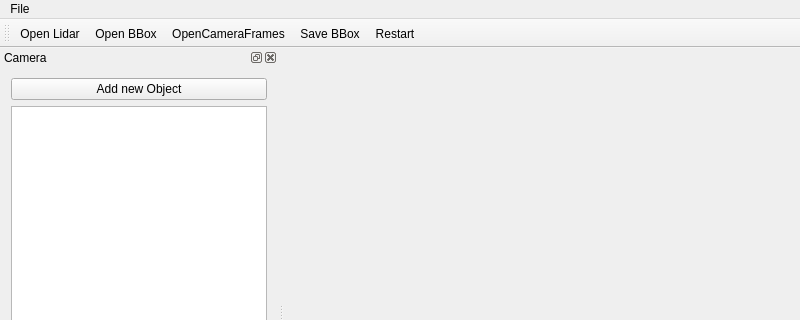
Qt form src/MainWindow.ui (zinsmatt/DetectionsAssociationTool) before a commit; both pictures show x 0 to 800 and y 0 to 320 of the 800 by 600 pixel window.
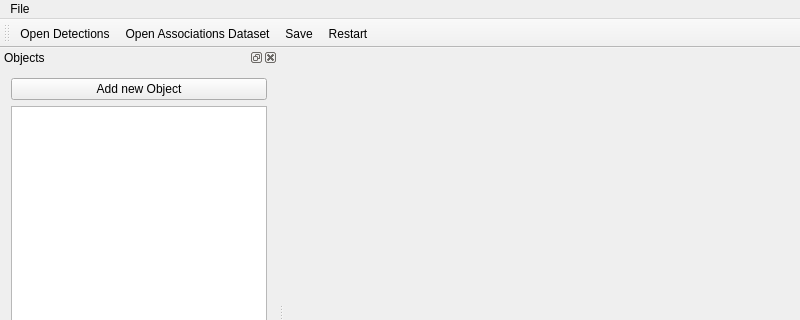
The same form after that commit. Icons and pictures are not drawn. Custom widgets are drawn as their Qt base class.

What changed in the file:
```diff
--- a/src/MainWindow.ui
+++ b/src/MainWindow.ui
@@ -83,9 +83,8 @@
    <attribute name="toolBarBreak">
     <bool>false</bool>
    </attribute>
+   <addaction name="actionOpenDetections"/>
    <addaction name="actionOpen"/>
-   <addaction name="actionOpenBBox"/>
-   <addaction name="actionOpenCameraFrames"/>
    <addaction name="actionSave"/>
    <addaction name="actionRestart"/>
   </widget>
@@ -96,7 +95,7 @@
   </widget>
   <widget class="QDockWidget" name="dockWidget_Camera">
    <property name="windowTitle">
-    <string>Camera</string>
+    <string>Objects</string>
    </property>
    <attribute name="dockWidgetArea">
     <number>1</number>
@@ -122,7 +121,7 @@
      <normaloff>:/icon/folder-open-solid.svg</normaloff>:/icon/folder-open-solid.svg</iconset>
    </property>
    <property name="text">
-    <string>Open Lidar</string>
+    <string>Open Associations Dataset</string>
    </property>
    <property name="toolTip">
     <string>&lt;html&gt;&lt;head/&gt;&lt;body&gt;&lt;p&gt;Open Lidar Point Clouds dataset&lt;/p&gt;&lt;/body&gt;&lt;/html&gt;</string>
@@ -134,7 +133,7 @@
      <normaloff>:/icon/save-solid.svg</normaloff>:/icon/save-solid.svg</iconset>
    </property>
    <property name="text">
-    <string>Save BBox</string>
+    <string>Save</string>
    </property>
    <property name="toolTip">
     <string>&lt;html&gt;&lt;head/&gt;&lt;body&gt;&lt;p&gt;Save Bounding Box Dataset&lt;/p&gt;&lt;/body&gt;&lt;/html&gt;</string>
@@ -157,25 +156,13 @@
     <string>Quit</string>
    </property>
   </action>
-  <action name="actionOpenBBox">
-   <property name="icon">
-    <iconset resource="../assets/resources.qrc">
-     <normaloff>:/icon/box-open-solid.svg</normaloff>:/icon/box-open-solid.svg</iconset>
-   </property>
-   <property name="text">
-    <string>Open BBox</string>
-   </property>
-   <property name="toolTip">
-    <string>&lt;html&gt;&lt;head/&gt;&lt;body&gt;&lt;p&gt;Open Bounding Box Dataset&lt;/p&gt;&lt;/body&gt;&lt;/html&gt;</string>
-   </property>
-  </action>
-  <action name="actionOpenCameraFrames">
+  <action name="actionOpenDetections">
    <property name="icon">
     <iconset resource="../assets/resources.qrc">
      <normaloff>:/icon/image-open.svg</normaloff>:/icon/image-open.svg</iconset>
    </property>
    <property name="text">
-    <string>OpenCameraFrames</string>
+    <string>Open Detections</string>
    </property>
    <property name="toolTip">
     <string>Open Camera frames</string>
```
Left out of the diff: 11 changed lines with no effect on the pictures.
